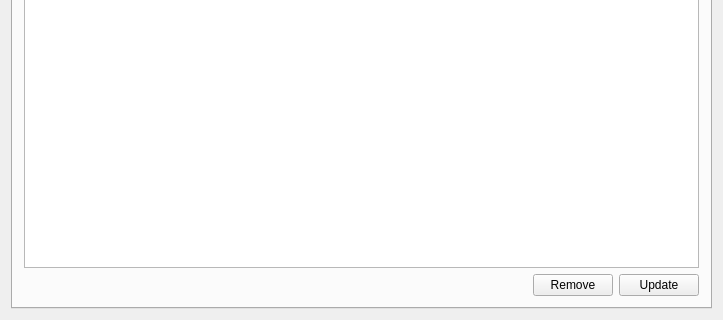
This is qt-pods/mainwindow.ui in qt-pods/qt-pods as Qt 5 draws it before an edit; both pictures show x 0 to 723 and y 280 to 600 of the 723 by 600 pixel window. The edited form follows.
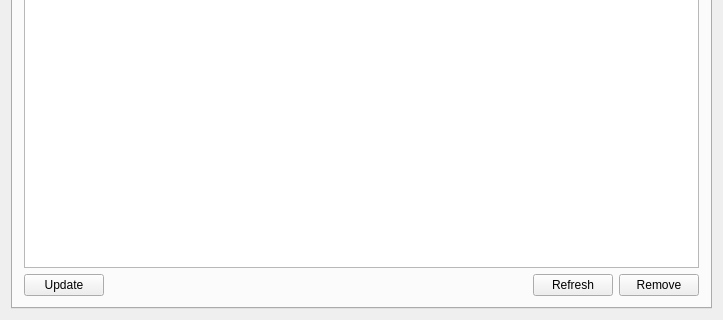
This is the edited form. Icons and pictures are not drawn.

Commit message: Split pod operations into pod manager class.

Diff of the .ui file:
```diff
--- a/qt-pods/mainwindow.ui
+++ b/qt-pods/mainwindow.ui
@@ -151,6 +151,23 @@
         </item>
         <item>
          <layout class="QHBoxLayout" name="horizontalLayout_2">
+          <item>
+           <widget class="QPushButton" name="pushButtonUpdateLocalPods">
+            <property name="text">
+             <string>Update</string>
+            </property>
+            <property name="icon">
+             <iconset resource="resources.qrc">
+              <normaloff>:/icons/icons/system-upgrade.svg</normaloff>:/icons/icons/system-upgrade.svg</iconset>
+            </property>
+            <property name="iconSize">
+             <size>
+              <width>20</width>
+              <height>20</height>
+             </size>
+            </property>
+           </widget>
+          </item>
           <item>
            <spacer name="horizontalSpacer">
             <property name="orientation">
@@ -164,6 +181,23 @@
             </property>
            </spacer>
           </item>
+          <item>
+           <widget class="QPushButton" name="pushButtonRefreshLocalPods">
+            <property name="text">
+             <string>Refresh</string>
+            </property>
+            <property name="icon">
+             <iconset resource="resources.qrc">
+              <normaloff>:/icons/icons/rotate.svg</normaloff>:/icons/icons/rotate.svg</iconset>
+            </property>
+            <property name="iconSize">
+             <size>
+              <width>20</width>
+              <height>20</height>
+             </size>
+            </property>
+           </widget>
+          </item>
           <item>
            <widget class="QPushButton" name="pushButtonRemoveLocalPods">
             <property name="text">
@@ -181,23 +215,6 @@
             </property>
            </widget>
           </item>
-          <item>
-           <widget class="QPushButton" name="pushButtonUpdateLocalPods">
-            <property name="text">
-             <string>Update</string>
-            </property>
-            <property name="icon">
-             <iconset resource="resources.qrc">
-              <normaloff>:/icons/icons/system-upgrade.svg</normaloff>:/icons/icons/system-upgrade.svg</iconset>
-            </property>
-            <property name="iconSize">
-             <size>
-              <width>20</width>
-              <height>20</height>
-             </size>
-            </property>
-           </widget>
-          </item>
          </layout>
         </item>
        </layout>
```
Left out of the diff: 2 changed lines with no effect on the pictures. The commit also changes 5 other files.
